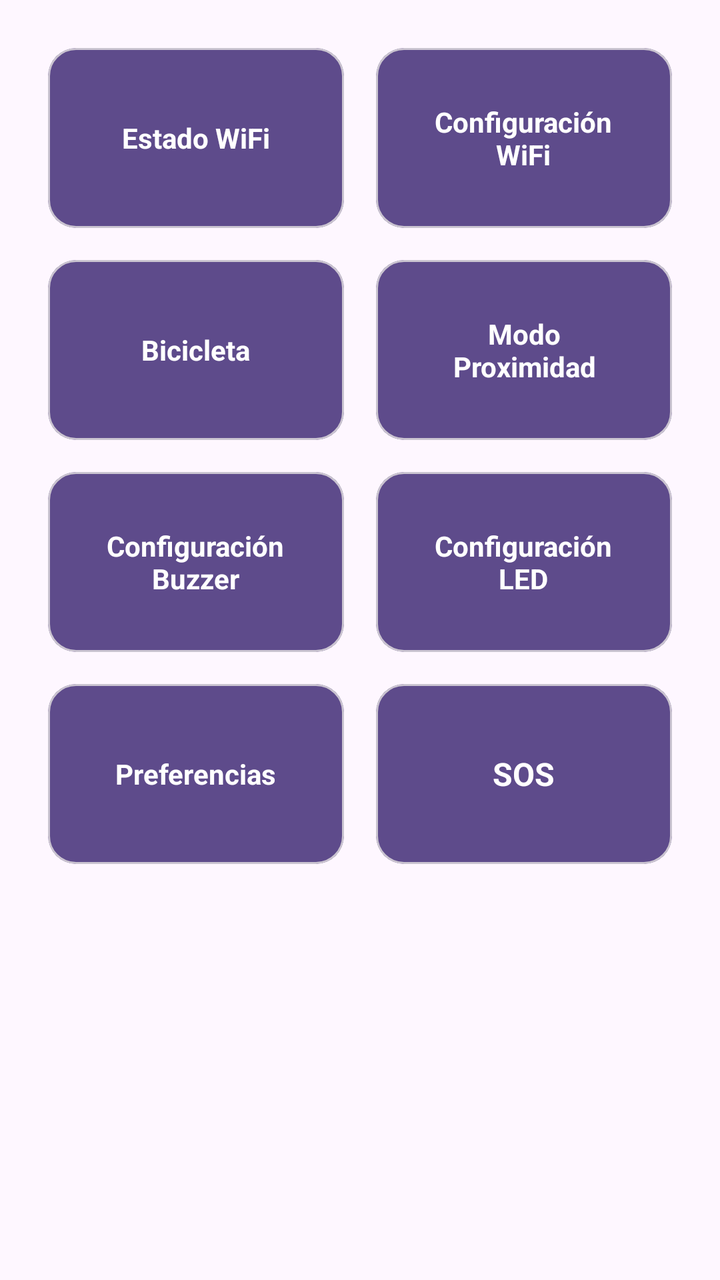
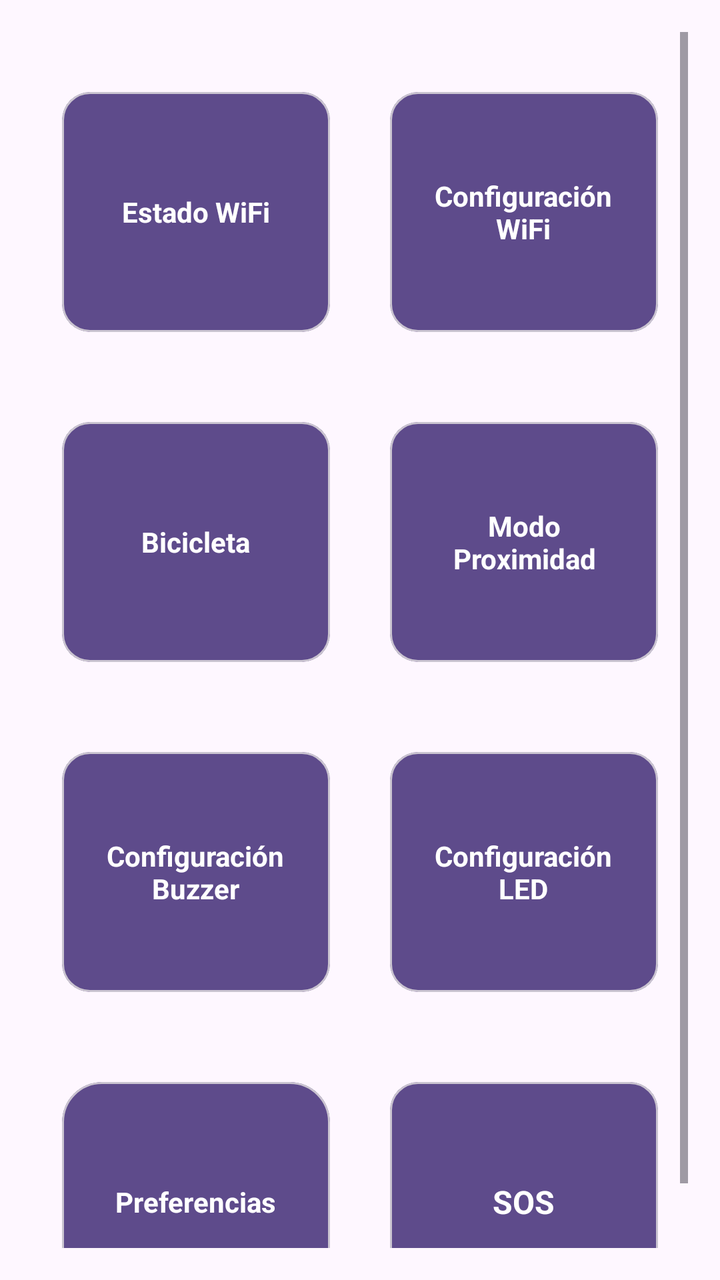

Screens rendered from an Android XML layout before and after an edit, with the pre-edit source and the edit as a unified diff.
<!-- AndroidManifest.xml: application theme Theme.BikeLight -->
<!-- res/layout/fragment_home_dashboard.xml -->
<?xml version="1.0" encoding="utf-8"?>
<ScrollView xmlns:android="http://schemas.android.com/apk/res/android"
    xmlns:app="http://schemas.android.com/apk/res-auto"
    android:layout_width="match_parent"
    android:layout_height="match_parent"
    android:padding="16dp"
    android:fillViewport="true">

    <GridLayout
        android:layout_width="match_parent"
        android:layout_height="wrap_content"
        android:columnCount="2"
        android:alignmentMode="alignMargins"
        android:columnOrderPreserved="false">

        
        <com.google.android.material.card.MaterialCardView
            android:id="@+id/cardEstadoWifi"
            android:layout_width="0dp"
            android:layout_height="90dp"
            android:layout_columnWeight="1"
            android:layout_margin="8dp"
            app:cardCornerRadius="14dp"
            app:cardBackgroundColor="@color/bikelight_card">
            <TextView
                android:layout_width="wrap_content"
                android:layout_height="wrap_content"
                android:layout_gravity="center"
                android:text="Estado WiFi"
                android:textColor="@color/white"
                android:textStyle="bold"
                android:textSize="14sp" />
        </com.google.android.material.card.MaterialCardView>

        
        <com.google.android.material.card.MaterialCardView
            android:id="@+id/cardConfigWifi"
            android:layout_width="0dp"
            android:layout_height="90dp"
            android:layout_columnWeight="1"
            android:layout_margin="8dp"
            app:cardCornerRadius="14dp"
            app:cardBackgroundColor="@color/bikelight_card">
            <TextView
                android:layout_width="wrap_content"
                android:layout_height="wrap_content"
                android:layout_gravity="center"
                android:gravity="center"
                android:text="Configuración\nWiFi"
                android:textColor="@color/white"
                android:textStyle="bold"
                android:textSize="14sp" />
        </com.google.android.material.card.MaterialCardView>

        
        <com.google.android.material.card.MaterialCardView
            android:id="@+id/cardBicicleta"
            android:layout_width="0dp"
            android:layout_height="90dp"
            android:layout_columnWeight="1"
            android:layout_margin="8dp"
            app:cardCornerRadius="14dp"
            app:cardBackgroundColor="@color/bikelight_card">
            <TextView
                android:layout_width="wrap_content"
                android:layout_height="wrap_content"
                android:layout_gravity="center"
                android:text="Bicicleta"
                android:textColor="@color/white"
                android:textStyle="bold"
                android:textSize="14sp" />
        </com.google.android.material.card.MaterialCardView>

        
        <com.google.android.material.card.MaterialCardView
            android:id="@+id/cardModoProximidad"
            android:layout_width="0dp"
            android:layout_height="90dp"
            android:layout_columnWeight="1"
            android:layout_margin="8dp"
            app:cardCornerRadius="14dp"
            app:cardBackgroundColor="@color/bikelight_card">
            <TextView
                android:layout_width="wrap_content"
                android:layout_height="wrap_content"
                android:layout_gravity="center"
                android:gravity="center"
                android:text="Modo\nProximidad"
                android:textColor="@color/white"
                android:textStyle="bold"
                android:textSize="14sp" />
        </com.google.android.material.card.MaterialCardView>

        
        <com.google.android.material.card.MaterialCardView
            android:id="@+id/cardConfigBuzzer"
            android:layout_width="0dp"
            android:layout_height="90dp"
            android:layout_columnWeight="1"
            android:layout_margin="8dp"
            app:cardCornerRadius="14dp"
            app:cardBackgroundColor="@color/bikelight_card">
            <TextView
                android:layout_width="wrap_content"
                android:layout_height="wrap_content"
                android:layout_gravity="center"
                android:gravity="center"
                android:text="Configuración\nBuzzer"
                android:textColor="@color/white"
                android:textStyle="bold"
                android:textSize="14sp" />
        </com.google.android.material.card.MaterialCardView>

        
        <com.google.android.material.card.MaterialCardView
            android:id="@+id/cardConfigLed"
            android:layout_width="0dp"
            android:layout_height="90dp"
            android:layout_columnWeight="1"
            android:layout_margin="8dp"
            app:cardCornerRadius="14dp"
            app:cardBackgroundColor="@color/bikelight_card">
            <TextView
                android:layout_width="wrap_content"
                android:layout_height="wrap_content"
                android:layout_gravity="center"
                android:gravity="center"
                android:text="Configuración\nLED"
                android:textColor="@color/white"
                android:textStyle="bold"
                android:textSize="14sp" />
        </com.google.android.material.card.MaterialCardView>

        
        <com.google.android.material.card.MaterialCardView
            android:id="@+id/cardPreferencias"
            android:layout_width="0dp"
            android:layout_height="90dp"
            android:layout_columnWeight="1"
            android:layout_margin="8dp"
            app:cardCornerRadius="14dp"
            app:cardBackgroundColor="@color/bikelight_card">
            <TextView
                android:layout_width="wrap_content"
                android:layout_height="wrap_content"
                android:layout_gravity="center"
                android:text="Preferencias"
                android:textColor="@color/white"
                android:textStyle="bold"
                android:textSize="14sp" />
        </com.google.android.material.card.MaterialCardView>

        
        <com.google.android.material.card.MaterialCardView
            android:id="@+id/cardSos"
            android:layout_width="0dp"
            android:layout_height="90dp"
            android:layout_columnWeight="1"
            android:layout_margin="8dp"
            app:cardCornerRadius="14dp"
            app:cardBackgroundColor="@color/bikelight_card">
            <TextView
                android:layout_width="wrap_content"
                android:layout_height="wrap_content"
                android:layout_gravity="center"
                android:text="SOS"
                android:textColor="@color/white"
                android:textStyle="bold"
                android:textSize="16sp" />
        </com.google.android.material.card.MaterialCardView>

    </GridLayout>
</ScrollView>
<!-- resources referenced by this layout -->
<resources>
  <color name="bikelight_card">#5E4B8B</color>
  <color name="white">#FFFFFF</color>
  <style name="Theme.BikeLight" parent="Base.Theme.BikeLight" />
  <style name="Base.Theme.BikeLight" parent="Theme.Material3.DayNight.NoActionBar">
          
          
      </style>
</resources>

<!-- the commit's change to res/layout/fragment_home_dashboard.xml (unified diff, before → after) -->
@@ -17,9 +17,10 @@
         <com.google.android.material.card.MaterialCardView
             android:id="@+id/cardEstadoWifi"
             android:layout_width="0dp"
-            android:layout_height="90dp"
+            android:layout_height="120dp"
             android:layout_columnWeight="1"
-            android:layout_margin="8dp"
+            android:layout_margin="15dp"
+            android:layout_marginTop="30dp"
             app:cardCornerRadius="14dp"
             app:cardBackgroundColor="@color/bikelight_card">
             <TextView
@@ -36,9 +37,10 @@
         <com.google.android.material.card.MaterialCardView
             android:id="@+id/cardConfigWifi"
             android:layout_width="0dp"
-            android:layout_height="90dp"
+            android:layout_height="120dp"
             android:layout_columnWeight="1"
-            android:layout_margin="8dp"
+            android:layout_margin="15dp"
+            android:layout_marginTop="30dp"
             app:cardCornerRadius="14dp"
             app:cardBackgroundColor="@color/bikelight_card">
             <TextView
@@ -56,9 +58,10 @@
         <com.google.android.material.card.MaterialCardView
             android:id="@+id/cardBicicleta"
             android:layout_width="0dp"
-            android:layout_height="90dp"
+            android:layout_height="120dp"
             android:layout_columnWeight="1"
-            android:layout_margin="8dp"
+            android:layout_margin="15dp"
+            android:layout_marginTop="30dp"
             app:cardCornerRadius="14dp"
             app:cardBackgroundColor="@color/bikelight_card">
             <TextView
@@ -75,9 +78,10 @@
         <com.google.android.material.card.MaterialCardView
             android:id="@+id/cardModoProximidad"
             android:layout_width="0dp"
-            android:layout_height="90dp"
+            android:layout_height="120dp"
             android:layout_columnWeight="1"
-            android:layout_margin="8dp"
+            android:layout_margin="15dp"
+            android:layout_marginTop="30dp"
             app:cardCornerRadius="14dp"
             app:cardBackgroundColor="@color/bikelight_card">
             <TextView
@@ -95,9 +99,10 @@
         <com.google.android.material.card.MaterialCardView
             android:id="@+id/cardConfigBuzzer"
             android:layout_width="0dp"
-            android:layout_height="90dp"
+            android:layout_height="120dp"
             android:layout_columnWeight="1"
-            android:layout_margin="8dp"
+            android:layout_margin="15dp"
+            android:layout_marginTop="30dp"
             app:cardCornerRadius="14dp"
             app:cardBackgroundColor="@color/bikelight_card">
             <TextView
@@ -115,9 +120,10 @@
         <com.google.android.material.card.MaterialCardView
             android:id="@+id/cardConfigLed"
             android:layout_width="0dp"
-            android:layout_height="90dp"
+            android:layout_height="120dp"
             android:layout_columnWeight="1"
-            android:layout_margin="8dp"
+            android:layout_margin="15dp"
+            android:layout_marginTop="30dp"
             app:cardCornerRadius="14dp"
             app:cardBackgroundColor="@color/bikelight_card">
             <TextView
@@ -135,10 +141,11 @@
         <com.google.android.material.card.MaterialCardView
             android:id="@+id/cardPreferencias"
             android:layout_width="0dp"
-            android:layout_height="90dp"
+            android:layout_height="120dp"
             android:layout_columnWeight="1"
-            android:layout_margin="8dp"
-            app:cardCornerRadius="14dp"
+            android:layout_margin="15dp"
+            android:layout_marginTop="30dp"
+            app:cardCornerRadius="20dp"
             app:cardBackgroundColor="@color/bikelight_card">
             <TextView
                 android:layout_width="wrap_content"
@@ -154,9 +161,10 @@
         <com.google.android.material.card.MaterialCardView
             android:id="@+id/cardSos"
             android:layout_width="0dp"
-            android:layout_height="90dp"
+            android:layout_height="120dp"
             android:layout_columnWeight="1"
-            android:layout_margin="8dp"
+            android:layout_margin="15dp"
+            android:layout_marginTop="30dp"
             app:cardCornerRadius="14dp"
             app:cardBackgroundColor="@color/bikelight_card">
             <TextView
@@ -168,6 +176,5 @@
                 android:textStyle="bold"
                 android:textSize="16sp" />
         </com.google.android.material.card.MaterialCardView>
-
     </GridLayout>
 </ScrollView>
